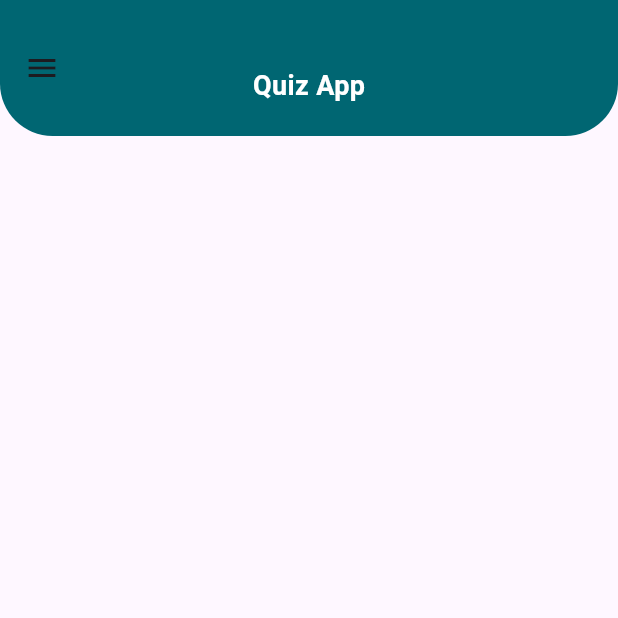
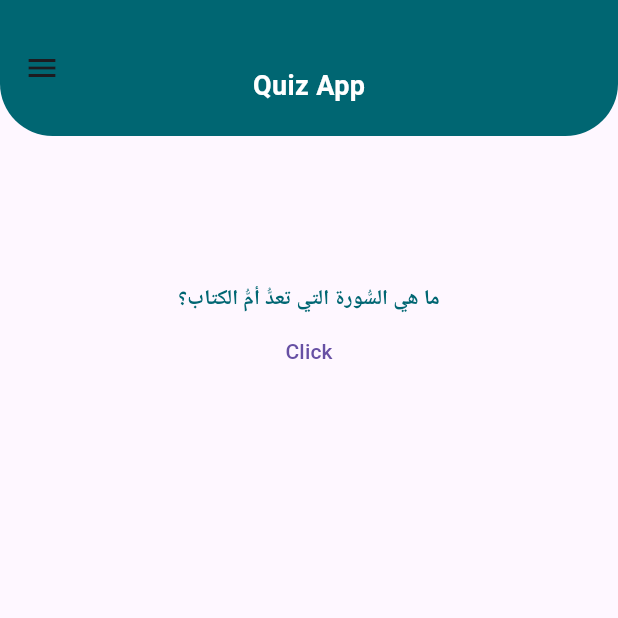
Before and after one commit to AhmedAmin55/Quiz_App, a Flutter app: the MainScreen screen opened directly, on a phone screen of 412 x 824 dp, the top half of it. Run offline on Flutter 3.47's test engine with Material 3 defaults, Android fonts, the phone set to English and light mode, and no system bars; our stand-ins replace animate_do.

Commit message:
for another time

```diff
--- /dev/null
+++ b/lib/features/main_screen/data/lists/question_list.dart
@@ -0,0 +1,10 @@
+import 'package:quizapp_clone/features/main_screen/data/models/question_model.dart';
+
+List<QuestionModel> questionsAndAnswers=[
+  QuestionModel(question: "ما هي السُّورة التي تعدُّ أمُّ الكتاب؟", answers:["البقرة","الأخلاص","الفاتحة",], correctAnswer: "الفاتحة", selectedAnswer: null),
+  QuestionModel(question: "متى فرض الصِّيام على المسلمين؟", answers:["السَّنة الثَّانية للهجرة","السَّنة الخامسة للهجرة","السَّنة العاشرة للهجرة","السَّنة الثامنة للهجرة"], correctAnswer: "السَّنة الثَّانية للهجرة", selectedAnswer: null),
+  QuestionModel(question: "ما هي قبلة المسلمين الأولى التي كانوا يصلُّون نحوها؟", answers:["المسجد النبوي ","المسجد ,الحرام","الطائف","المسجد الأقصى"], correctAnswer: "المسجد الأقصى", selectedAnswer: null),
+  QuestionModel(question: "ما اسم السَّجود الذي يسجده المسلم ليجبر نقصاً في صلاته؟", answers:["السَّنة الثَّانية للهجرة ","السَّنة الخامسة للهجرة","سجود السهو","السَّنة الثامنة للهجرة"], correctAnswer: "سجود السهو", selectedAnswer: null),
+  QuestionModel(question: "ممَّ خلقت الملائكة؟", answers:["نور","طين","نار","مياه"], correctAnswer: "نور", selectedAnswer: null),
+  QuestionModel(question: "ما عدد ابواب الجنَّة؟", answers:["20","8","12","3"], correctAnswer: "8", selectedAnswer: null),
+];
--- a/lib/features/main_screen/view/main_screen.dart
+++ b/lib/features/main_screen/view/main_screen.dart
@@ -1,9 +1,26 @@
 import 'package:flutter/material.dart';
 import 'package:quizapp_clone/core/shared_widgets/custom_appbar.dart';
+import 'package:quizapp_clone/core/utilis/app_colors.dart';
 import 'package:quizapp_clone/core/utilis/app_texts.dart';
+import 'package:quizapp_clone/features/main_screen/data/lists/question_list.dart';
 
-class MainScreen extends StatelessWidget {
+class MainScreen extends StatefulWidget {
   const MainScreen({super.key});
+
+  @override
+  State<MainScreen> createState() => _MainScreenState();
+}
+class _MainScreenState extends State<MainScreen> {
+  int questionIndex=0;
+  plusQuestionIndex(){
+    if(questionIndex < questionsAndAnswers.length-1)
+    {
+      questionIndex++;
+      setState(() {});
+      print(questionIndex);
+      print(questionsAndAnswers.length);
+    }
+  }
 
   @override
   Widget build(BuildContext context) {
@@ -16,11 +33,29 @@ class MainScreen extends StatelessWidget {
         toolbarHeight: size.height*0.11 ,
       ),
       drawer: const Drawer(),
-      body: Column(
-        children: [
-
-        ],
-      ),
+      body:Column(
+          children: [
+            Padding(
+              padding:  EdgeInsets.only(top: size.height*0.120),
+              child: Container(
+                alignment: Alignment.center,
+                child: Text(
+                  questionsAndAnswers[questionIndex].question!,
+                  style:const TextStyle(
+                    color: AppColors.mainColor,
+                    fontSize: 14,
+                    fontWeight: FontWeight.w700
+                  ),
+                ),
+              ),
+            ),
+            TextButton(
+                onPressed: (){
+                  plusQuestionIndex();
+                },
+                child:Text("Click"))
+          ],
+        ),
     );
   }
 }
```
